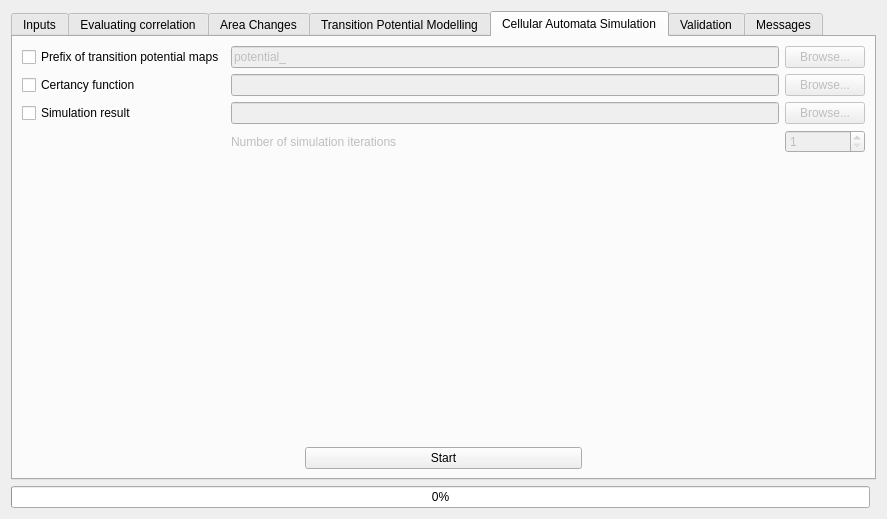
Above: src/molusce/ui/moluscedialogbase.ui from nextgis/qgis_molusce before the change. Below: the same form after it.
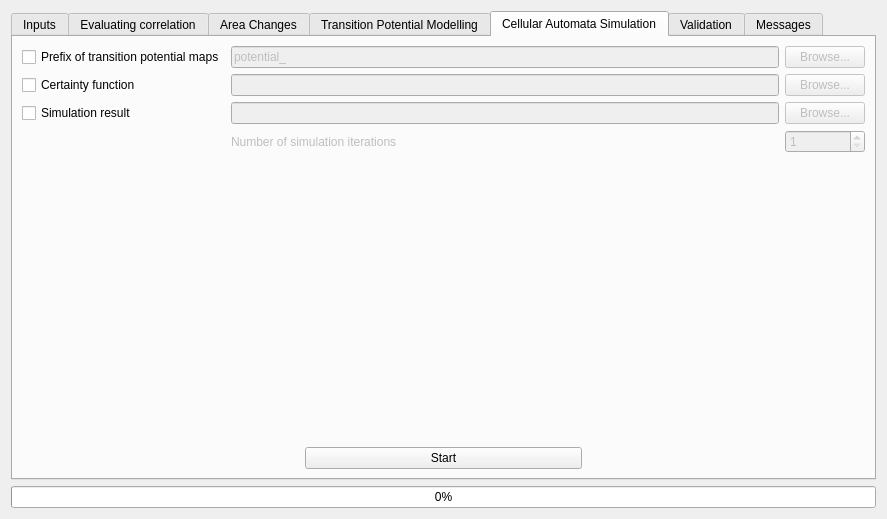
That is the form after the change. Custom widgets are drawn as their Qt base class.

Commit message: Correct ui's

```diff
--- a/src/molusce/ui/moluscedialogbase.ui
+++ b/src/molusce/ui/moluscedialogbase.ui
@@ -395,7 +395,7 @@
          <item row="1" column="0">
           <widget class="QCheckBox" name="chkRiskFunction">
            <property name="text">
-            <string>Certancy function</string>
+            <string>Certainty function</string>
            </property>
           </widget>
          </item>
@@ -761,27 +761,33 @@
      </widget>
     </widget>
    </item>
-   <item row="1" column="0">
+   <item row="1" column="0" colspan="2">
     <widget class="QProgressBar" name="progressBar">
+     <property name="enabled">
+      <bool>true</bool>
+     </property>
      <property name="value">
       <number>0</number>
      </property>
+     <property name="alignment">
+      <set>Qt::AlignCenter</set>
+     </property>
     </widget>
    </item>
   </layout>
  </widget>
  <customwidgets>
-  <customwidget>
-   <class>MolusceTableWidget</class>
-   <extends>QTableWidget</extends>
-   <header>molusce.moluscetablewidget</header>
-  </customwidget>
   <customwidget>
    <class>QgsCollapsibleGroupBox</class>
    <extends>QGroupBox</extends>
    <header>qgis.gui</header>
    <container>1</container>
   </customwidget>
+  <customwidget>
+   <class>MolusceTableWidget</class>
+   <extends>QTableWidget</extends>
+   <header>molusce.moluscetablewidget</header>
+  </customwidget>
  </customwidgets>
  <resources/>
  <connections/>
```
Left out of the diff: 19 changed lines with no effect on the pictures. The commit also changes 2 other files.
